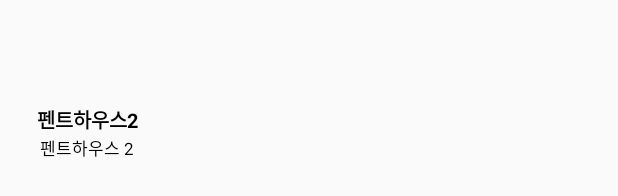
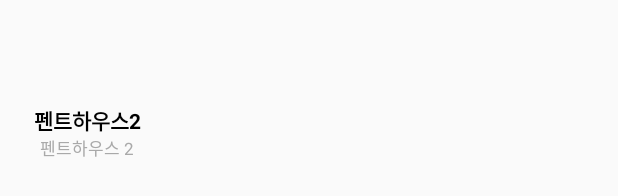
Before and after one commit to ksk3164-mycomment/mycomment_aos, an Android app: the layout list_item_cast.xml on its own in the app's theme, with its tools: preview values and no code run, on a phone screen of 412 x 824 dp. Shown: the part 120-316 px from the top of the screen. Run offline under Robolectric (Android 15) with nearby library versions, the phone set to English and light mode, and no system bars.

Commit message:
2021/11/25 cast 추가/수정

```diff
--- a/app/build.gradle
+++ b/app/build.gradle
@@ -112,12 +112,6 @@
     implementation 'io.reactivex.rxjava3:rxkotlin:3.0.0'
     implementation 'com.jakewharton.rxbinding3:rxbinding:3.0.0'
 
-    // Picker
-    compile 'com.github.stfalcon:universalpickerdialog:0.1.0'
-
-    // AVLoadingIndicatorView
-    compile ('com.wang.avi:library:2.1.3')
-
     // Kakao
 //    implementation group: 'com.kakao.sdk', name: 'usermgmt', version: project.KAKAO_SDK_VERSION
     implementation "com.kakao.sdk:v2-user:2.5.2" // 카카오 로그인
--- a/app/src/main/java/kr/beimsupicures/mycomment/components/adapters/TalkBookmarkAdapter.kt
+++ b/app/src/main/java/kr/beimsupicures/mycomment/components/adapters/TalkBookmarkAdapter.kt
@@ -125,7 +125,6 @@
             Glide.with(itemView.context).load(viewModel.poster_image_url)
                 .placeholder(R.color.colorGrey)
                 .transform(CenterCrop(),RoundedCorners(30))
-                .thumbnail(0.5f)
                 .into(profileView)
             titleLabel.text = viewModel.title
 //            descLabel.text = "${viewModel.dayString} ${viewModel.openTimeString}"
--- a/app/src/main/java/kr/beimsupicures/mycomment/components/adapters/TalkPopularAdapter.kt
+++ b/app/src/main/java/kr/beimsupicures/mycomment/components/adapters/TalkPopularAdapter.kt
@@ -125,7 +125,6 @@
             Glide.with(itemView.context).load(viewModel.poster_image_url)
                 .placeholder(R.color.colorGrey)
                 .transform(CenterCrop(),RoundedCorners(30))
-                .thumbnail(0.5f)
                 .into(profileView)
             titleLabel.text = viewModel.title
 //            descLabel.text = "${viewModel.dayString} ${viewModel.openTimeString}"
--- a/app/src/main/java/kr/beimsupicures/mycomment/components/adapters/TalkRecommendAdapter.kt
+++ b/app/src/main/java/kr/beimsupicures/mycomment/components/adapters/TalkRecommendAdapter.kt
@@ -125,7 +125,6 @@
             Glide.with(itemView.context).load(viewModel.poster_image_url)
                 .placeholder(R.color.colorGrey)
                 .transform(CenterCrop(),RoundedCorners(30))
-                .thumbnail(0.5f)
                 .into(profileView)
             titleLabel.text = viewModel.title
 //            descLabel.text = "${viewModel.dayString} ${viewModel.openTimeString}"
--- a/app/src/main/java/kr/beimsupicures/mycomment/components/adapters/TalkTodayAdapter.kt
+++ b/app/src/main/java/kr/beimsupicures/mycomment/components/adapters/TalkTodayAdapter.kt
@@ -140,7 +140,6 @@
             Glide.with(itemView.context).load(viewModel.poster_image_url)
                 .placeholder(R.color.colorGrey)
                 .transform(CenterCrop(),RoundedCorners(30))
-                .thumbnail(0.5f)
                 .into(profileView)
             titleLabel.text = viewModel.title
             countLabel.text = viewModel.talk_count.toString()
--- a/app/src/main/java/kr/beimsupicures/mycomment/components/dialogs/CustomDialog.kt
+++ b/app/src/main/java/kr/beimsupicures/mycomment/components/dialogs/CustomDialog.kt
@@ -6,6 +6,7 @@
 import android.graphics.Color
 import android.graphics.drawable.ColorDrawable
 import android.os.Handler
+import android.os.Looper
 import android.view.MotionEvent
 import android.view.View
 import android.view.WindowManager
@@ -30,7 +31,7 @@
     @SuppressLint("ClickableViewAccessibility")
     private val onTouchListener = View.OnTouchListener { _, motionEvent ->
         if (motionEvent.action == MotionEvent.ACTION_UP) {
-            Handler().postDelayed({
+            Handler(Looper.getMainLooper()).postDelayed({
                 dismiss()
             }, 5)
         }
--- a/app/src/main/java/kr/beimsupicures/mycomment/components/dialogs/NoticeDialog.kt
+++ b/app/src/main/java/kr/beimsupicures/mycomment/components/dialogs/NoticeDialog.kt
@@ -6,6 +6,7 @@
 import android.graphics.Color
 import android.graphics.drawable.ColorDrawable
 import android.os.Handler
+import android.os.Looper
 import android.view.MotionEvent
 import android.view.View
 import android.view.WindowManager
@@ -38,7 +39,7 @@
     @SuppressLint("ClickableViewAccessibility")
     private val onTouchListener = View.OnTouchListener { _, motionEvent ->
         if (motionEvent.action == MotionEvent.ACTION_UP) {
-            Handler().postDelayed({
+            Handler(Looper.getMainLooper()).postDelayed({
                 dismiss()
             }, 5)
         }
--- a/app/src/main/java/kr/beimsupicures/mycomment/controllers/main/feed/DramaFeedModifyFragment.kt
+++ b/app/src/main/java/kr/beimsupicures/mycomment/controllers/main/feed/DramaFeedModifyFragment.kt
@@ -81,7 +81,6 @@
                 }
             }
 
-
             Log.e("tjdrnr", "TF = $editorEmpty")
             editor.setOnTextChangeListener { text -> // Do Something
                 Log.e("tjdrnr", "Editor = $text")
--- a/app/src/main/java/kr/beimsupicures/mycomment/controllers/main/organization/OrganizationFragment.kt
+++ b/app/src/main/java/kr/beimsupicures/mycomment/controllers/main/organization/OrganizationFragment.kt
@@ -2,6 +2,7 @@
 
 import android.os.Bundle
 import android.os.Handler
+import android.os.Looper
 import android.view.LayoutInflater
 import android.view.View
 import android.view.ViewGroup
@@ -143,7 +144,7 @@
             sunAdapter.items = sunTalk
             rvSun.setHasFixedSize(true)
 
-            Handler().postDelayed({
+            Handler(Looper.getMainLooper()).postDelayed({
                 monAdapter.notifyDataSetChanged()
                 tueAdapter.notifyDataSetChanged()
                 wedAdapter.notifyDataSetChanged()
--- a/app/src/main/java/kr/beimsupicures/mycomment/controllers/main/talk/TalkFragment.kt
+++ b/app/src/main/java/kr/beimsupicures/mycomment/controllers/main/talk/TalkFragment.kt
@@ -4,6 +4,7 @@
 import android.graphics.drawable.Drawable
 import android.os.Bundle
 import android.os.Handler
+import android.os.Looper
 import android.util.Log
 import android.view.LayoutInflater
 import android.view.View
@@ -361,7 +362,7 @@
 
 //        startLoadingUI()
 
-        Handler().postDelayed({
+        Handler(Looper.getMainLooper()).postDelayed({
 
             SearchLoader.shared.searchTalk("") { it ->
                 popular.clear()
--- a/app/src/main/java/kr/beimsupicures/mycomment/controllers/splash/SplashFragment.kt
+++ b/app/src/main/java/kr/beimsupicures/mycomment/controllers/splash/SplashFragment.kt
@@ -2,6 +2,7 @@
 
 import android.os.Bundle
 import android.os.Handler
+import android.os.Looper
 import android.util.Log
 import android.view.LayoutInflater
 import android.view.View
@@ -40,7 +41,7 @@
                     true -> {
                         view?.let { view ->
 //                            SearchLoader.shared.searchTalk("") { talk ->
-                                Handler().postDelayed({
+                                Handler(Looper.getMainLooper()).postDelayed({
                                     val action =
                                         NavigationDirections.actionGlobalTalkFragment2(null)
                                     Navigation.findNavController(
@@ -58,7 +59,7 @@
             view?.let { view ->
                 Log.e("tjdrnr", "로그인")
 //                SearchLoader.shared.searchTalk("") { talk ->
-                    Handler().postDelayed({
+                    Handler(Looper.getMainLooper()).postDelayed({
                         val action =
                             NavigationDirections.actionGlobalTalkFragment2(null)
                         Navigation.findNavController(
--- a/app/src/main/res/layout/fragment_talk_detail.xml
+++ b/app/src/main/res/layout/fragment_talk_detail.xml
@@ -165,6 +165,7 @@
                         android:id="@+id/constraint_overview"
                         android:layout_width="match_parent"
                         android:layout_height="wrap_content"
+                        android:visibility="gone"
                         app:layout_constraintEnd_toEndOf="parent"
                         app:layout_constraintStart_toStartOf="parent"
                         app:layout_constraintTop_toBottomOf="@+id/contentLayout">
@@ -188,7 +189,7 @@
                             android:layout_width="0dp"
                             android:layout_height="wrap_content"
                             android:layout_marginStart="16dp"
-                            android:layout_marginTop="16dp"
+                            android:layout_marginTop="2dp"
                             android:layout_marginEnd="16dp"
                             android:gravity="center_vertical"
                             android:text="null"
@@ -216,6 +217,7 @@
                             android:id="@+id/rv_cast"
                             android:layout_width="match_parent"
                             android:layout_height="wrap_content"
+                            android:layout_marginTop="2dp"
                             app:layout_constraintEnd_toEndOf="parent"
                             app:layout_constraintStart_toStartOf="parent"
                             app:layout_constraintTop_toBottomOf="@+id/tv_cast" />
--- a/app/src/main/res/layout/list_item_cast.xml
+++ b/app/src/main/res/layout/list_item_cast.xml
@@ -35,16 +35,20 @@
 
             <TextView
                 android:id="@+id/titleLabel"
-                android:layout_width="wrap_content"
-                android:layout_height="wrap_content"
+                android:layout_width="match_parent"
+                android:layout_height="match_parent"
+                android:autoSizeMaxTextSize="100sp"
+                android:autoSizeMinTextSize="6sp"
+                android:autoSizeStepGranularity="1sp"
+                android:autoSizeTextType="uniform"
                 android:ellipsize="end"
                 android:gravity="center"
                 android:maxWidth="80dp"
                 android:maxLines="1"
                 android:text="펜트하우스2"
-                android:textStyle="bold"
                 android:textColor="@color/colorTextTitle"
                 android:textSize="13sp"
+                android:textStyle="bold"
                 app:layout_constraintBottom_toBottomOf="parent"
                 app:layout_constraintEnd_toEndOf="parent"
                 app:layout_constraintStart_toStartOf="parent"
@@ -62,14 +66,18 @@
 
             <TextView
                 android:id="@+id/characterLabel"
-                android:layout_width="wrap_content"
-                android:layout_height="wrap_content"
+                android:layout_width="match_parent"
+                android:layout_height="match_parent"
                 android:ellipsize="end"
                 android:gravity="center"
                 android:maxWidth="80dp"
                 android:maxLines="1"
+                android:autoSizeMaxTextSize="100sp"
+                android:autoSizeMinTextSize="6sp"
+                android:autoSizeStepGranularity="1sp"
+                android:autoSizeTextType="uniform"
                 android:text="펜트하우스 2"
-                android:textColor="@color/colorTextTitle"
+                android:textColor="@color/colorTextTimestamp"
                 android:textSize="11sp"
                 app:layout_constraintBottom_toBottomOf="parent"
                 app:layout_constraintEnd_toEndOf="parent"
--- a/app/src/main/res/values/strings.xml
+++ b/app/src/main/res/values/strings.xml
@@ -136,5 +136,5 @@
     <string name="network_not_connected">Not connected to the network.</string>
     <string name="Report_feed">Report</string>
     <string name="fragment_detail_overview">Overview</string>
-    <string name="fragment_detail_cast">Cast/Crew</string>
+    <string name="fragment_detail_cast">Cast</string>
 </resources>
```
Also changed, not shown: app/src/main/java/kr/beimsupicures/mycomment/controllers/MainActivity.kt (+4 -3 lines), app/src/main/java/kr/beimsupicures/mycomment/controllers/main/talk/TalkDetailFragment.kt (+59 -45 lines), 1 other file.
